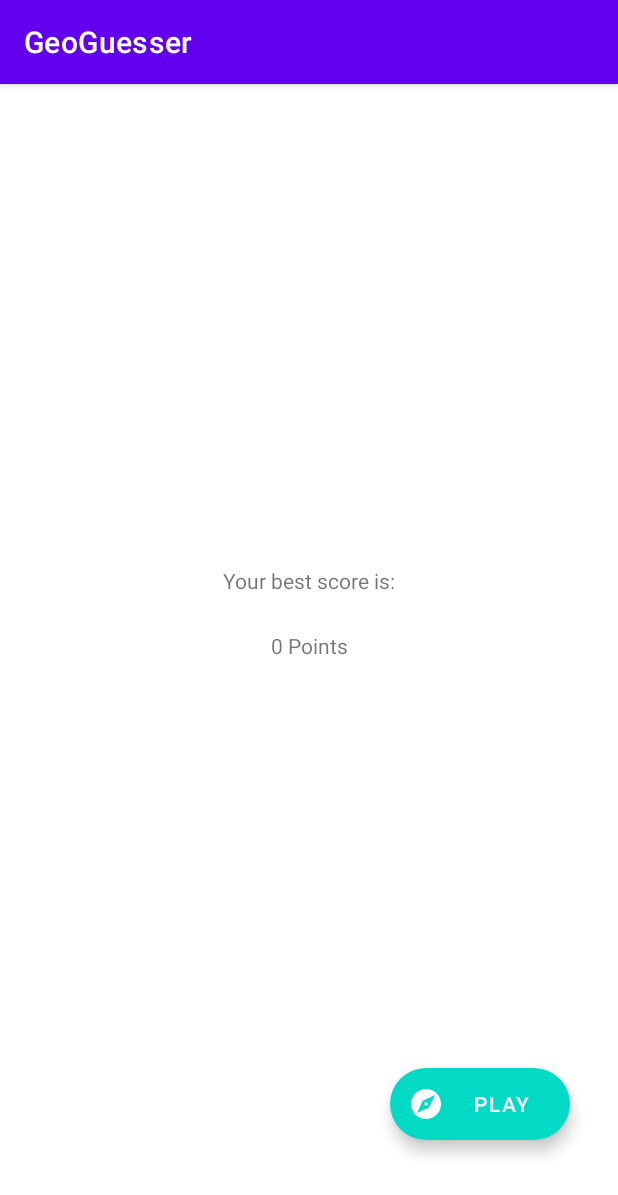
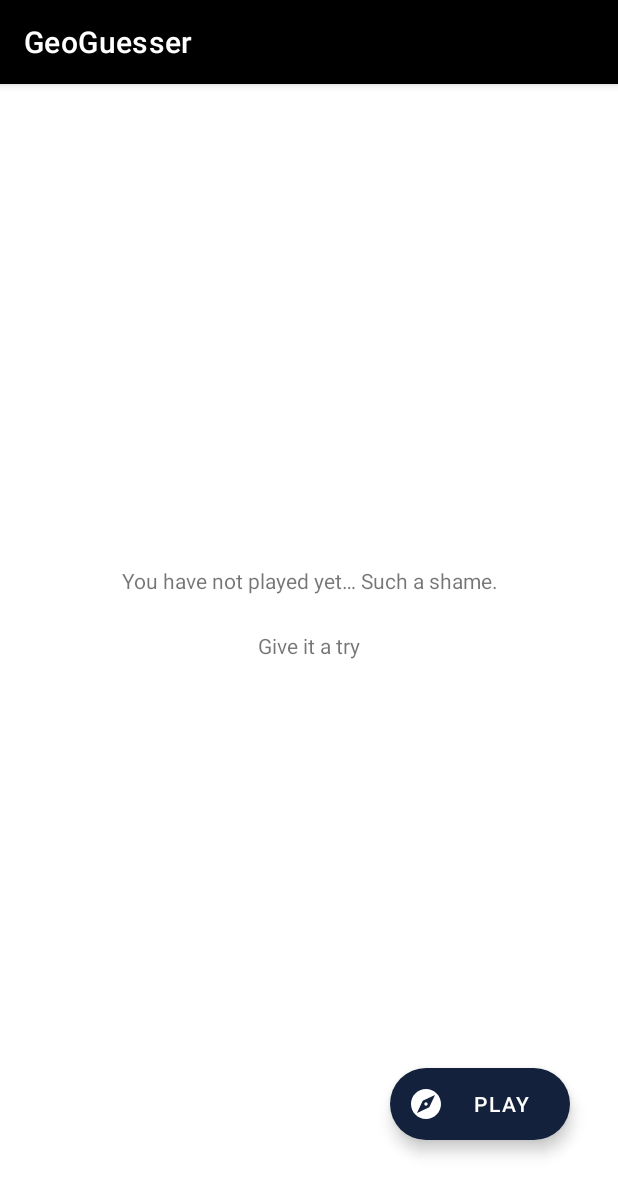
Before and after one commit to smrganic/GeoGuesser, an Android app: the StartGameActivity screen opened directly, with no data from a screen before it, on a phone screen of 412 x 824 dp. Shown: the top 1195 px of the screen. Run offline under Robolectric (Android 15) with nearby library versions, the phone set to English and light mode, and no system bars.

Commit message:
Added Styles

```diff
--- a/app/src/main/java/com/example/geoguesser/ui/GeoAppIntro.kt
+++ b/app/src/main/java/com/example/geoguesser/ui/GeoAppIntro.kt
@@ -34,7 +34,7 @@ class GeoAppIntro : AppIntro(), EasyPermissions.PermissionCallbacks {
             AppIntroFragment.newInstance(
                 title = getString(R.string.introTitle1),
                 description = getString(R.string.descCard1),
-                backgroundColor = Color.DKGRAY,
+                backgroundColor = Color.parseColor("#1D3557"),
                 imageDrawable = R.drawable.ic_baseline_explore_24
             )
         )
@@ -42,7 +42,7 @@ class GeoAppIntro : AppIntro(), EasyPermissions.PermissionCallbacks {
             AppIntroFragment.newInstance(
                 title = getString(R.string.introTitle2),
                 description = getString(R.string.descCard2),
-                backgroundColor = Color.DKGRAY,
+                backgroundColor = Color.parseColor("#1D3557"),
                 imageDrawable = R.drawable.ic_baseline_map_128
             )
         )
@@ -50,7 +50,7 @@ class GeoAppIntro : AppIntro(), EasyPermissions.PermissionCallbacks {
             AppIntroFragment.newInstance(
                 title = getString(R.string.introTitle3),
                 description = getString(R.string.descCard3),
-                backgroundColor = Color.DKGRAY,
+                backgroundColor = Color.parseColor("#1D3557"),
                 imageDrawable = R.drawable.ic_baseline_pin_drop_128
             )
         )
--- a/app/src/main/java/com/example/geoguesser/ui/StartGameActivity.kt
+++ b/app/src/main/java/com/example/geoguesser/ui/StartGameActivity.kt
@@ -3,11 +3,15 @@ package com.example.geoguesser.ui
 import android.content.Intent
 import androidx.appcompat.app.AppCompatActivity
 import android.os.Bundle
+import com.example.geoguesser.R
 import com.example.geoguesser.databinding.ActivityStartGameBinding
+import com.example.geoguesser.utils.Preferences
+import org.koin.android.ext.android.inject
 
 class StartGameActivity : AppCompatActivity() {
 
     private lateinit var binding: ActivityStartGameBinding
+    private val preferences: Preferences by inject()
 
     override fun onCreate(savedInstanceState: Bundle?) {
         super.onCreate(savedInstanceState)
@@ -21,6 +25,23 @@ class StartGameActivity : AppCompatActivity() {
             startActivity(intent)
 
         }
+
+        updateUI()
+    }
+
+    override fun onResume() {
+        super.onResume()
+        updateUI()
+    }
+
+    private fun updateUI() {
+        if (preferences.getHighScore() != Float.MAX_VALUE){
+            val formattedResult = String.format("%.2f", preferences.getHighScore() / 1000)
+            binding.apply {
+                scoreTitle.text = getString(R.string.titleAfterPlayedGame)
+                points.text = String.format(getString(R.string.pointsTextWithValue), formattedResult)
+            }
+        }
     }
 
 }
--- a/app/src/main/java/com/example/geoguesser/utils/Preferences.kt
+++ b/app/src/main/java/com/example/geoguesser/utils/Preferences.kt
@@ -5,10 +5,16 @@ import android.content.Context
 class Preferences(context: Context) {
     private val FILE = "GeoGuesserPreferences"
     private val SETUP_KEY = "SETUP_KEY"
+    private val HIGH_SCORE_KEY = "HIGH_SCORE_KEY"
     private val preferences = context.getSharedPreferences(FILE, Context.MODE_PRIVATE)
     private val prefsEditor = preferences.edit()
 
-    fun saveSetup(isSetupComplete: Boolean) = prefsEditor.putBoolean(SETUP_KEY, isSetupComplete).apply()
+    fun saveSetup(isSetupComplete: Boolean) =
+        prefsEditor.putBoolean(SETUP_KEY, isSetupComplete).apply()
 
     fun isSetupComplete(): Boolean = preferences.getBoolean(SETUP_KEY, false)
+
+    fun setHighScore(highScore: Float) = prefsEditor.putFloat(HIGH_SCORE_KEY, highScore).apply()
+
+    fun getHighScore(): Float = preferences.getFloat(HIGH_SCORE_KEY, Float.MAX_VALUE)
 }
--- a/app/src/main/res/values/colors.xml
+++ b/app/src/main/res/values/colors.xml
@@ -7,4 +7,6 @@
     <color name="teal_700">#FF018786</color>
     <color name="black">#FF000000</color>
     <color name="white">#FFFFFFFF</color>
+    <color name="blue">#14213D</color>
+    <color name="offBlue">#1D3557</color>
 </resources>
--- a/app/src/main/res/values/strings.xml
+++ b/app/src/main/res/values/strings.xml
@@ -3,8 +3,8 @@
     <string name="title_activity_maps">Map</string>
     <string name="locationRationale">Location is needed to play GeoGuesser</string>
     <string name="play">Play</string>
-    <string name="initalScore">0 Points</string>
-    <string name="scoreTitle">Your best score is:</string>
+    <string name="initalScore">Give it a try</string>
+    <string name="scoreTitle">You have not played yet… Such a shame.</string>
     <string name="streetViewButtonText">Guess</string>
     <string name="mapFabText">Confirm</string>
     <string name="introTitle1">Welcome, Explorer</string>
@@ -13,4 +13,7 @@
     <string name="descCard2">Search for flags, shop signs, landmarks or anything else that might help you in the mighty quest for your location.</string>
     <string name="introTitle3">Find the right location</string>
     <string name="descCard3">Beat your high score by being as accurate as possible.</string>
+    <string name="playAgain">Play Again</string>
+    <string name="pointsTextWithValue">Your last best guess was accurate within %1$s km.</string>
+    <string name="titleAfterPlayedGame">Wow, that is really something.</string>
 </resources>
--- a/app/src/main/res/values/themes.xml
+++ b/app/src/main/res/values/themes.xml
@@ -2,12 +2,12 @@
     <!-- Base application theme. -->
     <style name="Theme.GeoGuesser" parent="Theme.MaterialComponents.DayNight.DarkActionBar">
         <!-- Primary brand color. -->
-        <item name="colorPrimary">@color/purple_500</item>
-        <item name="colorPrimaryVariant">@color/purple_700</item>
+        <item name="colorPrimary">@color/black</item>
+        <item name="colorPrimaryVariant">@color/black</item>
         <item name="colorOnPrimary">@color/white</item>
         <!-- Secondary brand color. -->
-        <item name="colorSecondary">@color/teal_200</item>
-        <item name="colorSecondaryVariant">@color/teal_700</item>
+        <item name="colorSecondary">@color/blue</item>
+        <item name="colorSecondaryVariant">@color/offBlue</item>
         <item name="colorOnSecondary">@color/white</item>
         <!-- Status bar color. -->
         <item name="android:statusBarColor" tools:targetApi="l">?attr/colorPrimaryVariant</item>
```
Also changed, not shown: app/src/main/java/com/example/geoguesser/ui/MapsActivity.kt (+21 -35 lines), app/src/main/java/com/example/geoguesser/utils/Extentions.kt (added, +23 -0 lines).
